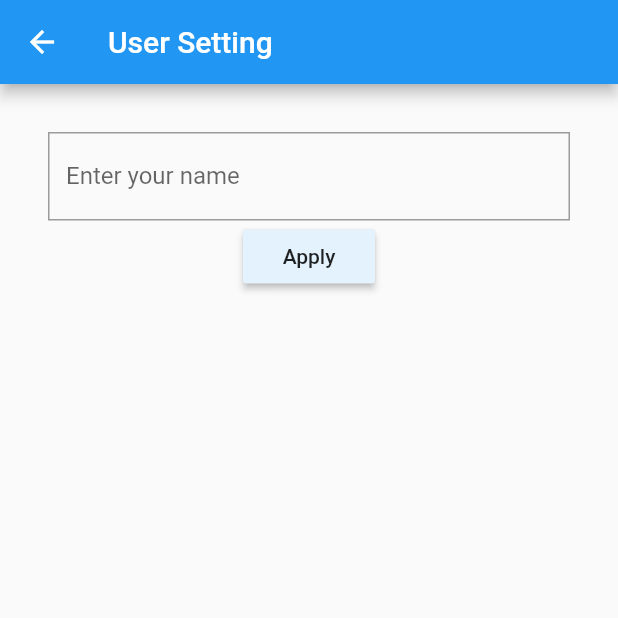
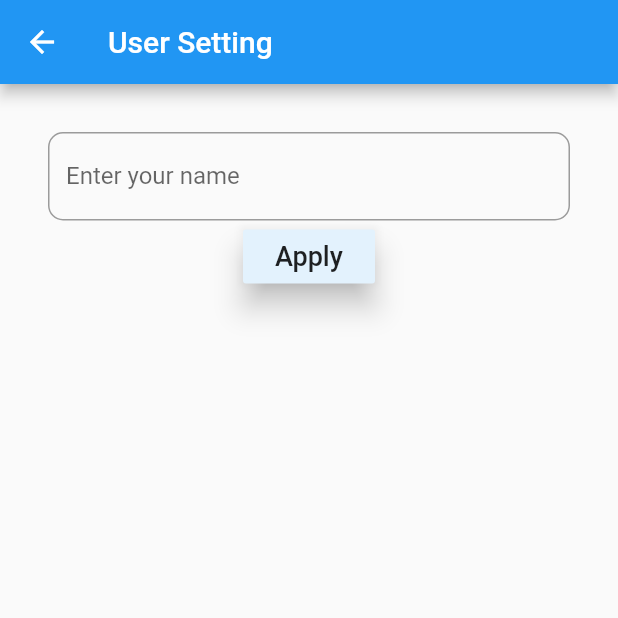
Before and after one commit to Hayashi-Yudai/time_card, a Flutter app: the screen it shows after launch, on a phone screen of 412 x 824 dp, the top half of it. Run offline on Flutter 3.47's test engine with Material 2 defaults, Android fonts, the phone set to English and light mode, and no system bars; our stand-ins replace flutter_dotenv, shared_preferences.

```diff
--- a/lib/main.dart
+++ b/lib/main.dart
@@ -24,7 +24,7 @@ class MyApp extends StatelessWidget {
       home: const MyHomePage(title: 'Time Card'),
       routes: <String, WidgetBuilder>{
         '/home': (BuildContext context) => const MyHomePage(),
-        '/setting': (BuildContext context) => InitSettingWindow(),
+        '/setting': (BuildContext context) => InitSettingForm(),
       },
     );
   }
@@ -48,7 +48,8 @@ class _MyHomePageState extends State<MyHomePage> {
     final now = DateTime.now();
     final pref = await SharedPreferences.getInstance();
 
-    Request(now, 'hayashi', actionText).post(context);
+    Request(now, pref.getString('username') ?? 'anonymous', actionText)
+        .post(context);
 
     await pref.setBool('isEntering', !isEntering);
 
@@ -114,7 +115,26 @@ class _MyHomePageState extends State<MyHomePage> {
   }
 }
 
-class InitSettingWindow extends StatelessWidget {
+class InitSettingForm extends StatefulWidget {
+  @override
+  InitSettingFormState createState() {
+    return InitSettingFormState();
+  }
+}
+
+class InitSettingFormState extends State<InitSettingForm> {
+  final _formKey = GlobalKey<FormState>();
+  final controller = TextEditingController();
+
+  void setUserName(String username) {
+    if (_formKey.currentState.validate()) {
+      Future(() async {
+        final pref = await SharedPreferences.getInstance();
+        await pref.setString('username', username);
+      });
+    }
+  }
+
   @override
   Widget build(BuildContext context) {
     return Scaffold(
@@ -123,13 +143,15 @@ class InitSettingWindow extends StatelessWidget {
       ),
       body: Container(
         padding: const EdgeInsets.all(32),
-        child: Center(
+        child: Form(
+          key: _formKey,
           child: Column(children: <Widget>[
             TextFormField(
+              controller: controller,
               decoration: InputDecoration(
                   labelText: 'Enter your name',
                   border: OutlineInputBorder(
-                    borderRadius: BorderRadius.circular(0),
+                    borderRadius: BorderRadius.circular(10),
                   )),
               validator: (val) {
                 if (val.isEmpty) {
@@ -138,11 +160,10 @@ class InitSettingWindow extends StatelessWidget {
                 return null;
               },
             ),
-            RaisedButton(
-              onPressed: () => Navigator.of(context).pop(),
-              child: const Text('Apply'),
-              color: Colors.blue[50],
-            ),
+            ActionButton('Apply', () {
+              setUserName(controller.text);
+              Navigator.of(context).pop();
+            }),
           ]),
         ),
       ),
```
